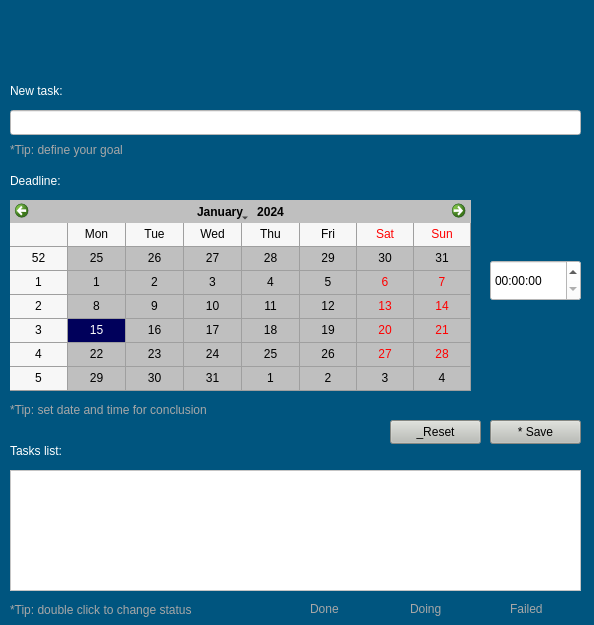
First picture: the form in task_organizer/src/ui/qt/form/task_organizer.ui, repository lucassaporetti/frogs_tasks_organizer, before the edit.
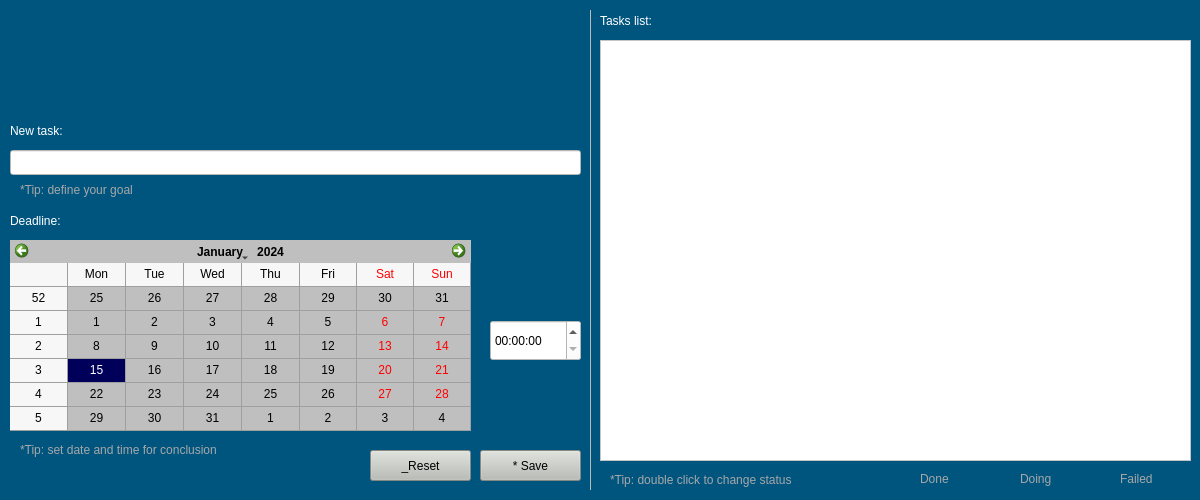
Second picture: the form after the edit. Icons and pictures are not drawn.

What changed in the file:
```diff
--- a/task_organizer/src/ui/qt/form/task_organizer.ui
+++ b/task_organizer/src/ui/qt/form/task_organizer.ui
@@ -6,20 +6,20 @@
    <rect>
     <x>0</x>
     <y>0</y>
-    <width>594</width>
-    <height>625</height>
+    <width>1200</width>
+    <height>500</height>
    </rect>
   </property>
   <property name="minimumSize">
    <size>
-    <width>594</width>
-    <height>625</height>
+    <width>1200</width>
+    <height>500</height>
    </size>
   </property>
   <property name="maximumSize">
    <size>
-    <width>594</width>
-    <height>625</height>
+    <width>1200</width>
+    <height>500</height>
    </size>
   </property>
   <property name="windowTitle">
@@ -36,7 +36,7 @@
    <property name="geometry">
     <rect>
      <x>10</x>
-     <y>80</y>
+     <y>120</y>
      <width>84</width>
      <height>21</height>
     </rect>
@@ -52,8 +52,8 @@
   <widget class="QLabel" name="label_3">
    <property name="geometry">
     <rect>
-     <x>10</x>
-     <y>600</y>
+     <x>610</x>
+     <y>470</y>
      <width>232</width>
      <height>20</height>
     </rect>
@@ -84,7 +84,7 @@
    <property name="geometry">
     <rect>
      <x>10</x>
-     <y>200</y>
+     <y>240</y>
      <width>461</width>
      <height>191</height>
     </rect>
@@ -118,10 +118,10 @@
   <widget class="QListWidget" name="taskList">
    <property name="geometry">
     <rect>
-     <x>10</x>
-     <y>470</y>
-     <width>571</width>
-     <height>121</height>
+     <x>600</x>
+     <y>40</y>
+     <width>591</width>
+     <height>421</height>
     </rect>
    </property>
    <property name="maximumSize">
@@ -140,8 +140,8 @@
   <widget class="QLabel" name="taskListLabel">
    <property name="geometry">
     <rect>
-     <x>10</x>
-     <y>440</y>
+     <x>600</x>
+     <y>10</y>
      <width>85</width>
      <height>21</height>
     </rect>
@@ -157,8 +157,8 @@
   <widget class="QLabel" name="label">
    <property name="geometry">
     <rect>
-     <x>10</x>
-     <y>400</y>
+     <x>20</x>
+     <y>440</y>
      <width>254</width>
      <height>20</height>
     </rect>
@@ -189,7 +189,7 @@
    <property name="geometry">
     <rect>
      <x>10</x>
-     <y>170</y>
+     <y>210</y>
      <width>82</width>
      <height>21</height>
     </rect>
@@ -206,7 +206,7 @@
    <property name="geometry">
     <rect>
      <x>10</x>
-     <y>110</y>
+     <y>150</y>
      <width>571</width>
      <height>25</height>
     </rect>
@@ -224,8 +224,8 @@
   <widget class="QLabel" name="label_2">
    <property name="geometry">
     <rect>
-     <x>10</x>
-     <y>140</y>
+     <x>20</x>
+     <y>180</y>
      <width>147</width>
      <height>20</height>
     </rect>
@@ -262,7 +262,7 @@
    <property name="geometry">
     <rect>
      <x>490</x>
-     <y>260</y>
+     <y>320</y>
      <width>91</width>
      <height>41</height>
     </rect>
@@ -292,10 +292,10 @@
   <widget class="QLabel" name="label_4">
    <property name="geometry">
     <rect>
-     <x>70</x>
+     <x>0</x>
      <y>10</y>
-     <width>421</width>
-     <height>71</height>
+     <width>581</width>
+     <height>111</height>
     </rect>
    </property>
    <property name="styleSheet">
@@ -308,10 +308,10 @@
   <widget class="QToolButton" name="reset_button">
    <property name="geometry">
     <rect>
-     <x>390</x>
-     <y>420</y>
-     <width>91</width>
-     <height>24</height>
+     <x>370</x>
+     <y>450</y>
+     <width>101</width>
+     <height>31</height>
     </rect>
    </property>
    <property name="cursor">
@@ -330,10 +330,10 @@
   <widget class="QToolButton" name="save_button">
    <property name="geometry">
     <rect>
-     <x>490</x>
-     <y>420</y>
-     <width>91</width>
-     <height>24</height>
+     <x>480</x>
+     <y>450</y>
+     <width>101</width>
+     <height>31</height>
     </rect>
    </property>
    <property name="cursor">
@@ -349,8 +349,8 @@
   <widget class="QLabel" name="done_label">
    <property name="geometry">
     <rect>
-     <x>280</x>
-     <y>600</y>
+     <x>890</x>
+     <y>470</y>
      <width>20</width>
      <height>20</height>
     </rect>
@@ -365,9 +365,9 @@
   <widget class="QLabel" name="doing_label">
    <property name="geometry">
     <rect>
-     <x>380</x>
-     <y>600</y>
-     <width>20</width>
+     <x>990</x>
+     <y>470</y>
+     <width>16</width>
      <height>20</height>
     </rect>
    </property>
@@ -381,8 +381,8 @@
   <widget class="QLabel" name="fail_label">
    <property name="geometry">
     <rect>
-     <x>480</x>
-     <y>600</y>
+     <x>1090</x>
+     <y>470</y>
      <width>20</width>
      <height>20</height>
     </rect>
@@ -397,8 +397,8 @@
   <widget class="QLabel" name="label_5">
    <property name="geometry">
     <rect>
-     <x>310</x>
-     <y>600</y>
+     <x>920</x>
+     <y>470</y>
      <width>67</width>
      <height>17</height>
     </rect>
@@ -413,8 +413,8 @@
   <widget class="QLabel" name="label_6">
    <property name="geometry">
     <rect>
-     <x>410</x>
-     <y>600</y>
+     <x>1020</x>
+     <y>470</y>
      <width>67</width>
      <height>17</height>
     </rect>
@@ -429,8 +429,8 @@
   <widget class="QLabel" name="label_7">
    <property name="geometry">
     <rect>
-     <x>510</x>
-     <y>600</y>
+     <x>1120</x>
+     <y>470</y>
      <width>67</width>
      <height>17</height>
     </rect>
@@ -442,6 +442,37 @@
     <string>Failed</string>
    </property>
   </widget>
+  <widget class="QFrame" name="frame">
+   <property name="geometry">
+    <rect>
+     <x>590</x>
+     <y>10</y>
+     <width>1</width>
+     <height>480</height>
+    </rect>
+   </property>
+   <property name="minimumSize">
+    <size>
+     <width>1</width>
+     <height>480</height>
+    </size>
+   </property>
+   <property name="maximumSize">
+    <size>
+     <width>1</width>
+     <height>480</height>
+    </size>
+   </property>
+   <property name="styleSheet">
+    <string notr="true">background-color: rgb(186, 189, 182);</string>
+   </property>
+   <property name="frameShape">
+    <enum>QFrame::NoFrame</enum>
+   </property>
+   <property name="frameShadow">
+    <enum>QFrame::Plain</enum>
+   </property>
+  </widget>
  </widget>
  <resources>
   <include location="../../../../resources/frogs_resources.qrc"/>
```
